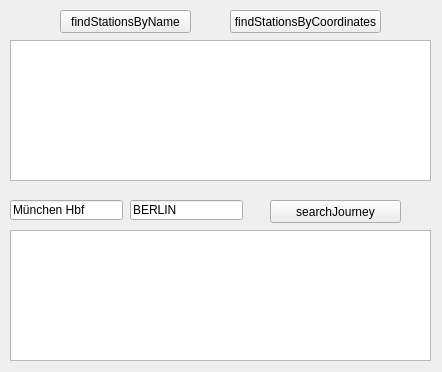
This is src/gui/desktop-test/mainwindow.ui in smurfy/fahrplan as Qt 5 draws it before an edit. The edited form follows.
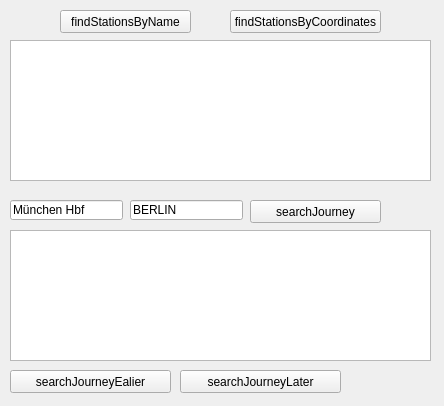
This is the edited form.

Commit message: Added Earlier and Later methods to the parser and testapp

Diff of the .ui file:
```diff
--- a/src/gui/desktop-test/mainwindow.ui
+++ b/src/gui/desktop-test/mainwindow.ui
@@ -6,8 +6,8 @@
    <rect>
     <x>0</x>
     <y>0</y>
-    <width>442</width>
-    <height>372</height>
+    <width>444</width>
+    <height>406</height>
    </rect>
   </property>
   <property name="windowTitle">
@@ -53,7 +53,7 @@
    <widget class="QPushButton" name="searchJourney">
     <property name="geometry">
      <rect>
-      <x>270</x>
+      <x>250</x>
       <y>200</y>
       <width>131</width>
       <height>23</height>
@@ -99,6 +99,32 @@
      </rect>
     </property>
    </widget>
+   <widget class="QPushButton" name="searchJourneyEalier">
+    <property name="geometry">
+     <rect>
+      <x>10</x>
+      <y>370</y>
+      <width>161</width>
+      <height>23</height>
+     </rect>
+    </property>
+    <property name="text">
+     <string>searchJourneyEalier</string>
+    </property>
+   </widget>
+   <widget class="QPushButton" name="searchJourneyLater">
+    <property name="geometry">
+     <rect>
+      <x>180</x>
+      <y>370</y>
+      <width>161</width>
+      <height>23</height>
+     </rect>
+    </property>
+    <property name="text">
+     <string>searchJourneyLater</string>
+    </property>
+   </widget>
   </widget>
  </widget>
  <layoutdefault spacing="6" margin="11"/>
```
The commit also changes 7 other files.
